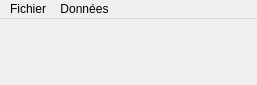
Qt form logiciel/carte-qt/mainwindow.ui (s0lstice/oculometre) before a commit.
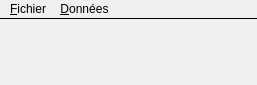
The same form after that commit.

Diff of the .ui file:
```diff
--- a/logiciel/carte-qt/mainwindow.ui
+++ b/logiciel/carte-qt/mainwindow.ui
@@ -14,16 +14,14 @@
    <string>MainWindow</string>
   </property>
   <property name="styleSheet">
-   <string notr="true">QGroupBox {
-	background-color: transparent;
-	border: 2px groove gray; 
-	border-radius: 5px;				
+   <string notr="true">QMainWindow::separator{
+	width: 1px;
+	height: 1px;
+ 	background-color:black;	
 }
-QGroupBox::title { 
-    background-color: transparent;
-     subcontrol-position: top left; /* position at the top left*/ 
-     padding:2 13px;
- } </string>
+ QMenuBar{
+     border-bottom: 1px solid black;
+ }</string>
   </property>
   <widget class="QWidget" name="centralWidget"/>
   <widget class="QMenuBar" name="menuBar">
@@ -37,13 +35,13 @@
    </property>
    <widget class="QMenu" name="menuFichier">
     <property name="title">
-     <string>Fichier</string>
+     <string>&amp;Fichier</string>
     </property>
     <addaction name="actionQuiter"/>
    </widget>
    <widget class="QMenu" name="menuDonnees">
     <property name="title">
-     <string>Données</string>
+     <string>&amp;Données</string>
     </property>
     <addaction name="actionCharger_une_carte"/>
     <addaction name="actionCharger_des_volontaires"/>
```
